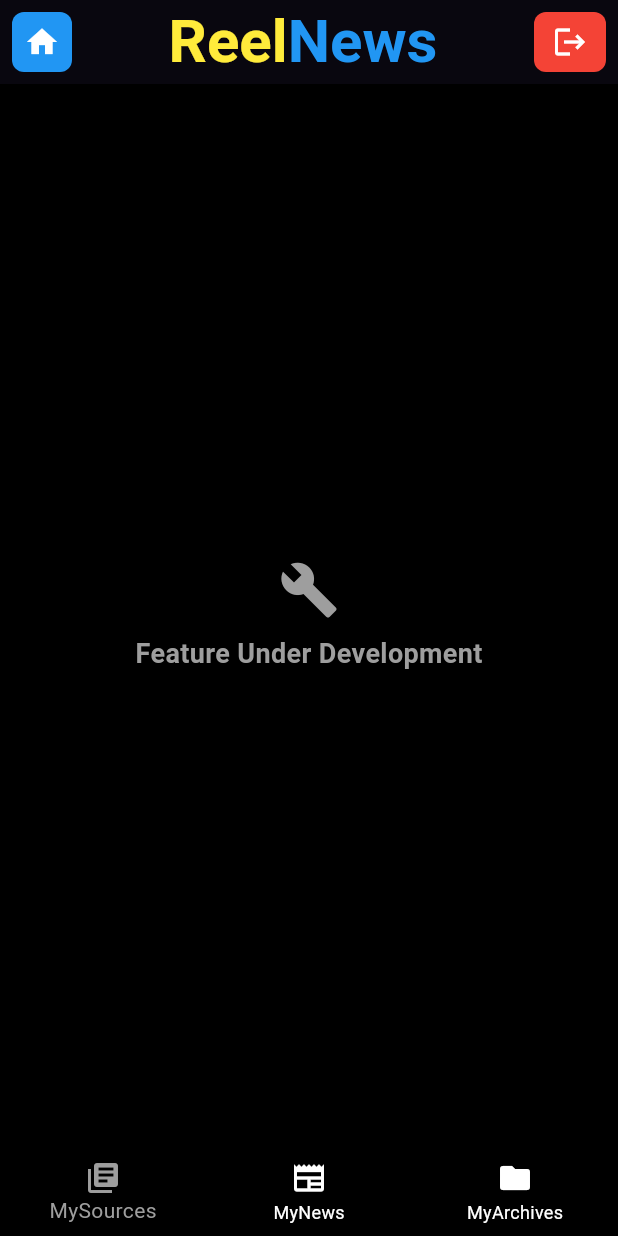
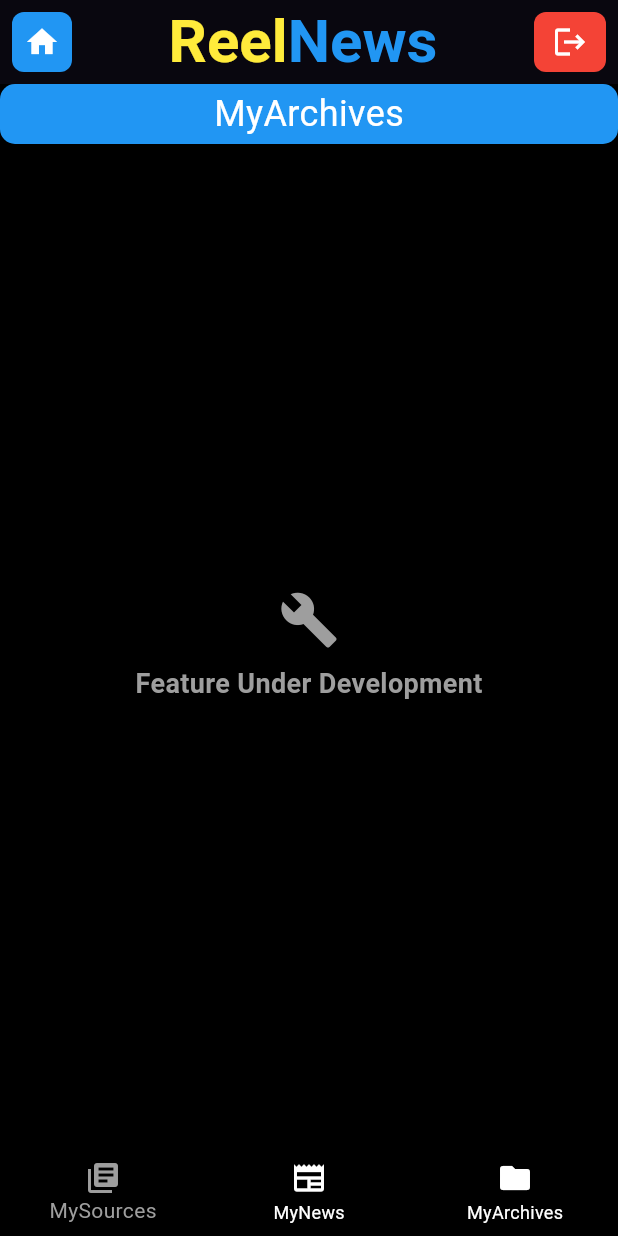
Before and after one commit to User5678953/Reelnews_Frontend, a Flutter app: the ArchiveScreen screen opened by its route, on a phone screen of 412 x 824 dp. Run offline on Flutter 3.47's test engine with Material 3 defaults, Android fonts, the light colour scheme and no system bars; our stand-ins replace shared_preferences; accounts and stored records are empty; network calls fail.

Commit message:
MVP and stable build

```diff
--- a/lib/main.dart
+++ b/lib/main.dart
@@ -9,7 +9,7 @@ import 'package:reel_news/screens/category_views/entertainment_screen.dart';
 import 'package:reel_news/screens/category_views/sports_screen.dart';
 import 'package:reel_news/screens/category_views/science_screen.dart';
 import 'package:reel_news/screens/category_views/health_screen.dart';
-import 'package:reel_news/screens/tabBar_views/archive_screen.dart';
+import 'package:reel_news/screens/tabBar_views/my_archive_screen.dart';
 import 'package:reel_news/screens/tabBar_views/my_news_screen.dart';
 import 'package:reel_news/screens/tabBar_views/my_sources_screen.dart';
 import 'package:reel_news/utility/user_source_subscribed_list.dart';
--- a/lib/screens/tabBar_views/archive_screen.dart
+++ /dev/null
@@ -1,35 +0,0 @@
-import 'package:flutter/material.dart';
-import 'package:reel_news/widgets/CommonScreenUI.dart';
-
-
-class ArchiveScreen extends StatelessWidget {
-  @override
-  Widget build(BuildContext context) {
-    return CommonScreenUI(
-      title: 'Archive',
-      body: Center(
-        child: Column(
-          mainAxisSize: MainAxisSize.min,
-          mainAxisAlignment: MainAxisAlignment.center,
-          children: <Widget>[
-            Icon(
-              Icons.build,
-              size: 40.0,
-              color: Colors.grey,
-            ),
-            SizedBox(
-                height: 10),
-            Text(
-              'Feature Under Development',
-              style: TextStyle(
-                fontSize: 18,
-                fontWeight: FontWeight.bold,
-                color: Colors.grey,
-              ),
-            ),
-          ],
-        ),
-      ),
-    );
-  }
-}
--- /dev/null
+++ b/lib/screens/tabBar_views/my_archive_screen.dart
@@ -0,0 +1,55 @@
+import 'package:flutter/material.dart';
+import 'package:reel_news/widgets/CommonScreenUI.dart';
+
+class ArchiveScreen extends StatelessWidget {
+  @override
+  Widget build(BuildContext context) {
+    return CommonScreenUI(
+      title: 'Archive',
+      body: Column(
+        crossAxisAlignment: CrossAxisAlignment.start,
+        children: [
+          Container(
+            decoration: BoxDecoration(
+              color: Colors.blue,
+              borderRadius: BorderRadius.all(Radius.circular(10.0)),
+            ),
+            alignment: Alignment.center,
+            padding: EdgeInsets.symmetric(vertical: 3.0, horizontal: 5.0),
+            child: Text(
+              "MyArchives",
+              style: TextStyle(
+                fontSize: 24.0,
+                color: Colors.white,
+              ),
+            ),
+          ),
+          Expanded(
+            child: Center(
+              child: Column(
+                mainAxisSize: MainAxisSize.min,
+                mainAxisAlignment: MainAxisAlignment.center,
+                children: <Widget>[
+                  Icon(
+                    Icons.build,
+                    size: 40.0,
+                    color: Colors.grey,
+                  ),
+                  SizedBox(height: 10),
+                  Text(
+                    'Feature Under Development',
+                    style: TextStyle(
+                      fontSize: 18,
+                      fontWeight: FontWeight.bold,
+                      color: Colors.grey,
+                    ),
+                  ),
+                ],
+              ),
+            ),
+          ),
+        ],
+      ),
+    );
+  }
+}
--- a/lib/utility/user_source_subscribed_list.dart
+++ b/lib/utility/user_source_subscribed_list.dart
@@ -5,12 +5,15 @@ class UserSourceSubScribedList {
 
   static const _keySources = 'selectedSources';
 
+  // Initialize SharedPreferences when the app starts
   static Future init() async =>
       _preferences = await SharedPreferences.getInstance();
 
+  // Save a list of selected sources to SharedPreferences
   static Future setSelectedSources(List<String> sources) async =>
       await _preferences?.setStringList(_keySources, sources);
 
+  // Retrieve a list of selected sources from SharedPreferences
   static List<String> getSelectedSources() =>
       _preferences?.getStringList(_keySources) ?? [];
 }
--- a/lib/widgets/BottomTabbar_Widget.dart
+++ b/lib/widgets/BottomTabbar_Widget.dart
@@ -1,5 +1,5 @@
 import 'package:flutter/material.dart';
-import 'package:reel_news/screens/tabBar_views/archive_screen.dart';
+import 'package:reel_news/screens/tabBar_views/my_archive_screen.dart';
 import 'package:reel_news/screens/tabBar_views/my_news_screen.dart';
 import 'package:reel_news/screens/tabBar_views/my_sources_screen.dart';
 
--- a/lib/widgets/news_source_tile_w_toggle.dart
+++ b/lib/widgets/news_source_tile_w_toggle.dart
@@ -15,6 +15,7 @@ class NewsSourceTileWithToggle extends StatefulWidget {
 
 class _NewsSourceTileWithToggleState extends State<NewsSourceTileWithToggle> {
   bool isSubscribed = false;
+  // Tracks the subscription status
 
   @override
   void initState() {
@@ -22,6 +23,7 @@ class _NewsSourceTileWithToggleState extends State<NewsSourceTileWithToggle> {
     _loadInitialSubscriptionStatus();
   }
 
+  // Load the initial subscription status when the widget is initialized
   void _loadInitialSubscriptionStatus() {
     List<String> subscribedSources =
         UserSourceSubScribedList.getSelectedSources();
@@ -30,6 +32,7 @@ class _NewsSourceTileWithToggleState extends State<NewsSourceTileWithToggle> {
     });
   }
 
+  // Handle the toggle switch state change
   void _handleToggle(bool value) {
     setState(() {
       isSubscribed = value;
```
Also changed, not shown: lib/screens/single_article_screen.dart (+18 -7 lines), lib/screens/tabBar_views/my_news_screen.dart (+31 -9 lines), lib/screens/tabBar_views/my_sources_screen.dart (+40 -3 lines), lib/widgets/NewsTile_Widget.dart (+5 -2 lines), lib/widgets/subscription_toggle_handler.dart (+15 -8 lines).
